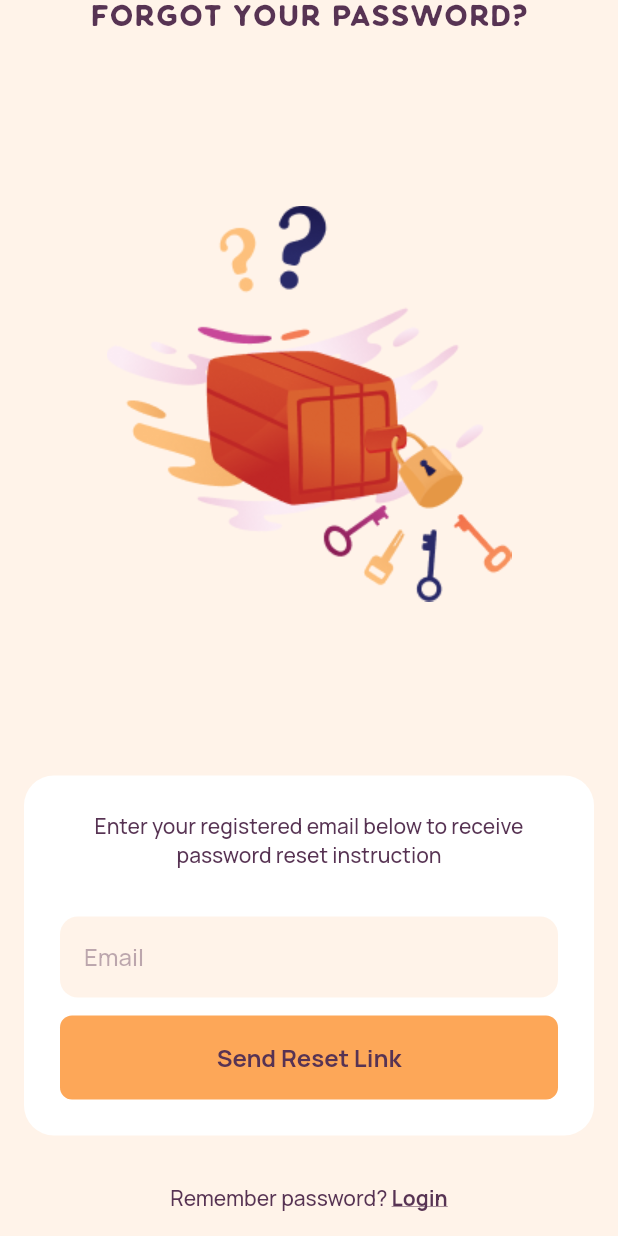
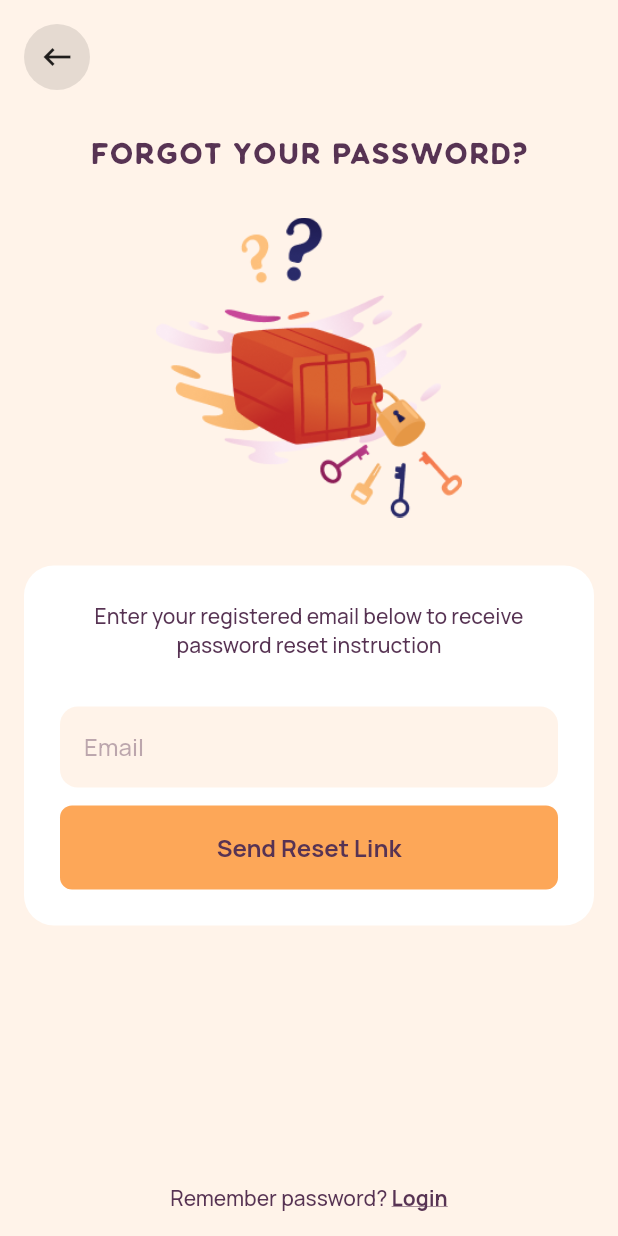
Before and after one commit to diogostein/habit-builder-flutter, a Flutter app: the ResetPasswordPage screen opened by its route, on a phone screen of 412 x 824 dp. Run offline on Flutter 3.47's test engine with Material 2 defaults, Android fonts, the phone set to English and light mode, and no system bars; our stand-ins replace flutter_modular, flutter_svg, form_field_validator.

```diff
--- /dev/null
+++ b/design_system/lib/atomic/atoms/circle_icon_button.dart
@@ -0,0 +1,36 @@
+import 'package:flutter/material.dart';
+
+class HBCircleIconButton extends StatelessWidget {
+  final VoidCallback onPressed;
+  final IconData icon;
+
+  const HBCircleIconButton({
+    super.key,
+    required this.onPressed,
+    required this.icon,
+  });
+
+  factory HBCircleIconButton.back({required VoidCallback onPressed}) {
+    return HBCircleIconButton(
+      onPressed: onPressed,
+      icon: Icons.keyboard_backspace,
+    );
+  }
+
+  @override
+  Widget build(BuildContext context) {
+    return InkWell(
+      onTap: onPressed,
+      customBorder: const CircleBorder(),
+      child: Container(
+        width: 60,
+        height: 60,
+        decoration: BoxDecoration(
+          color: Colors.black.withOpacity(.1),
+          shape: BoxShape.circle,
+        ),
+        child: Icon(icon),
+      ),
+    );
+  }
+}
--- /dev/null
+++ b/design_system/lib/atomic/molecules/header_bar.dart
@@ -0,0 +1,47 @@
+import 'package:flutter/material.dart';
+
+import '../../design_system.dart';
+
+class HBHeaderBar extends StatelessWidget {
+  final EdgeInsetsGeometry? padding;
+  final Widget? leading;
+  final String? titleText;
+  final Widget? trailing;
+
+  const HBHeaderBar({
+    super.key,
+    this.leading,
+    this.titleText,
+    this.trailing,
+    this.padding,
+  });
+
+  @override
+  Widget build(BuildContext context) {
+    return Container(
+      margin: padding ?? const EdgeInsets.all(HBSpacings.regular),
+      child: Row(
+        mainAxisAlignment: MainAxisAlignment.spaceBetween,
+        children: [
+          SizedBox(
+            width: 44,
+            height: 44,
+            child: leading,
+          ),
+          HBText(
+            titleText ?? '',
+            style: HBTextStyles.body.copyWith(
+              fontSize: HBFontSizes.large,
+              fontWeight: FontWeight.bold,
+            ),
+          ),
+          SizedBox(
+            width: 44,
+            height: 44,
+            child: trailing,
+          ),
+        ],
+      ),
+    );
+  }
+}
--- a/design_system/lib/design_system.dart
+++ b/design_system/lib/design_system.dart
@@ -1,10 +1,12 @@
 library design_system;
 
 export 'atomic/atoms/button.dart';
+export 'atomic/atoms/circle_icon_button.dart';
 export 'atomic/atoms/flat_card.dart';
 export 'atomic/atoms/image.dart';
 export 'atomic/atoms/tab.dart';
 export 'atomic/atoms/text.dart';
+export 'atomic/molecules/header_bar.dart';
 export 'atomic/molecules/social_button.dart';
 export 'atomic/molecules/text_form_field.dart';
 export 'atomic/molecules/text_with_link_button.dart';
--- a/habit_builder/lib/src/modules/authentication/ui/reset_password/reset_password_page.dart
+++ b/habit_builder/lib/src/modules/authentication/ui/reset_password/reset_password_page.dart
@@ -1,5 +1,6 @@
 import 'package:design_system/design_system.dart';
 import 'package:flutter/material.dart';
+import 'package:flutter_modular/flutter_modular.dart';
 
 class ResetPasswordPage extends StatefulWidget {
   const ResetPasswordPage({Key? key}) : super(key: key);
@@ -13,14 +14,27 @@ class _ResetPasswordPageState extends State<ResetPasswordPage> {
   Widget build(BuildContext context) {
     return Scaffold(
       body: SafeArea(
+        child: CustomScrollView(
+          slivers: [
+            SliverFillRemaining(
+              hasScrollBody: false,
               child: Column(
                 crossAxisAlignment: CrossAxisAlignment.stretch,
                 children: [
+                  HBHeaderBar(
+                    leading: HBCircleIconButton.back(
+                      onPressed: () => Modular.to.pop(),
+                    ),
+                  ),
+                  const SizedBox(height: HBSpacings.regular),
                   HBText.headline3('Forgot your password?'),
-            const Expanded(
-              child: Padding(
-                padding: EdgeInsets.symmetric(vertical: HBSpacings.xLarge),
-                child: HBImage(HBIllustrations.boxLocked),
+                  const Padding(
+                    padding: EdgeInsets.symmetric(
+                      vertical: HBSpacings.xLarge,
+                    ),
+                    child: HBImage(
+                      HBIllustrations.boxLocked,
+                      height: 200,
                     ),
                   ),
                   HBFlatCard(
@@ -44,9 +58,9 @@ class _ResetPasswordPageState extends State<ResetPasswordPage> {
                       ],
                     ),
                   ),
-            const SizedBox(height: HBSpacings.xLarge),
+                  const Expanded(child: SizedBox(height: HBSpacings.regular)),
                   HBTextWithLinkButton(
-              onLinkTap: () {},
+                    onLinkTap: () => Modular.to.pop(),
                     text: 'Remember password?',
                     linkText: 'Login',
                   ),
@@ -54,6 +68,9 @@ class _ResetPasswordPageState extends State<ResetPasswordPage> {
                 ],
               ),
             ),
+          ],
+        ),
+      ),
     );
   }
 }
```
Lines whose indentation alone changed are shown as unchanged.
